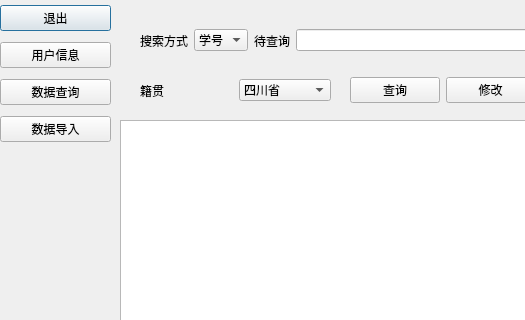
First picture: the form in inqurewindow.ui, repository zhengnici/WorkProgram2020_Studentmanager, before the edit; both pictures show x 0 to 525 and y 0 to 320 of the 750 by 550 pixel window.
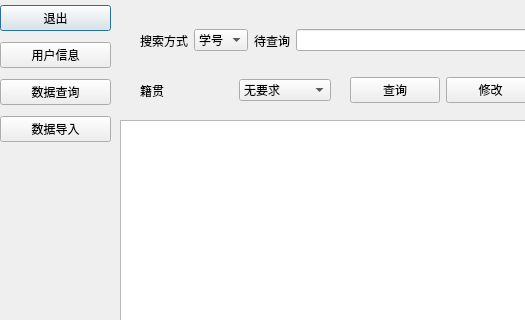
Second picture: the form after the edit.

```diff
--- a/inqurewindow.ui
+++ b/inqurewindow.ui
@@ -75,6 +75,11 @@
     </item>
     <item>
      <widget class="QComboBox" name="comboBox_2">
+      <item>
+       <property name="text">
+        <string>无要求</string>
+       </property>
+      </item>
       <item>
        <property name="text">
         <string>四川省</string>
```
Left out of the diff: 5 changed lines with no effect on the pictures.
